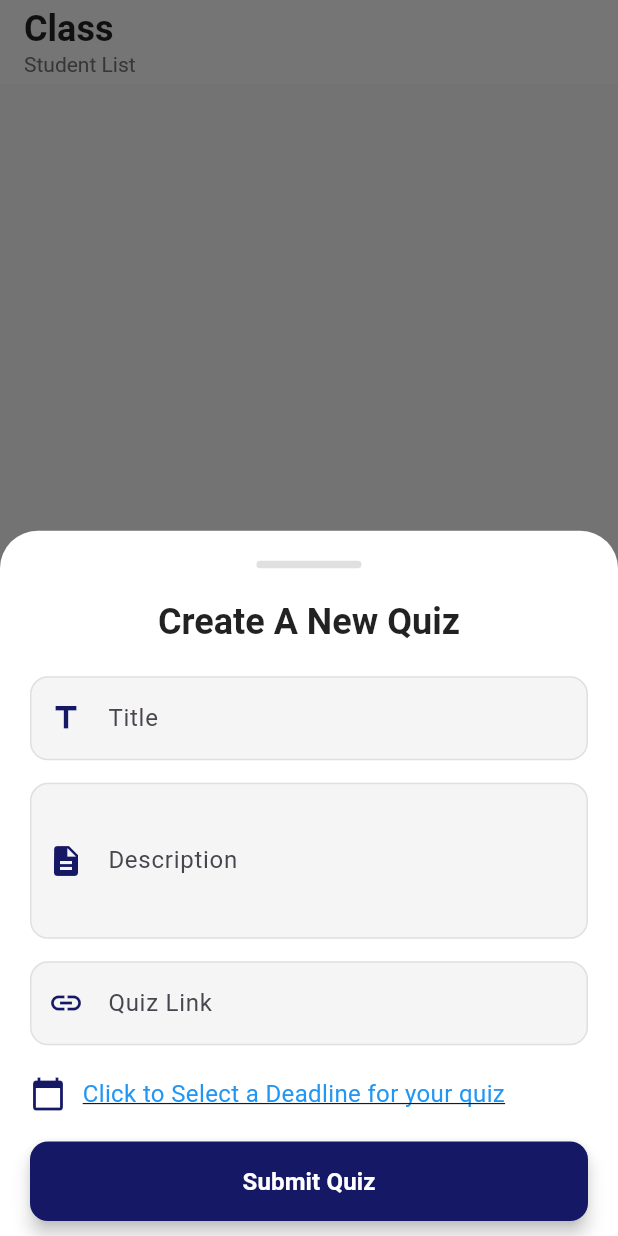
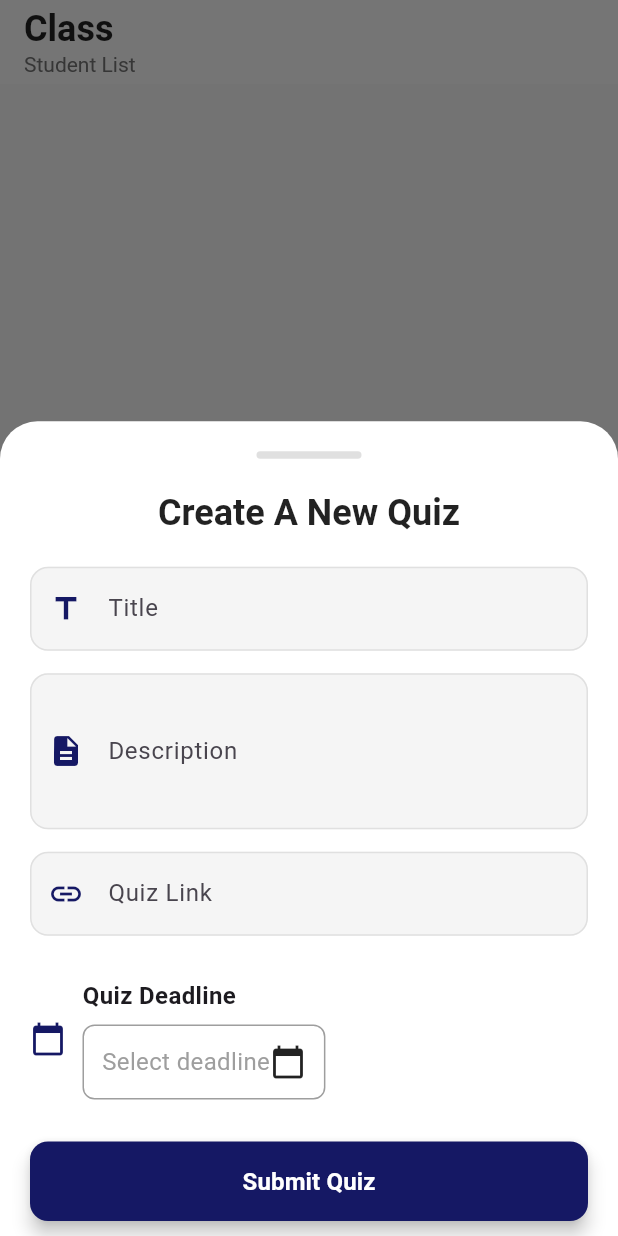
Before and after one commit to Akwasititus/tepa-sda-jhs, a Flutter app: the StudentsListPage screen opened directly with empty values, after a tap on the "add" icon, on a phone screen of 412 x 824 dp. Run offline on Flutter 3.47's test engine with Material 3 defaults, Android fonts, the light colour scheme and no system bars; our stand-ins replace cloud_firestore, firebase_core, firebase_storage, image_picker, speech_to_text; missing offline and left inert: firebase_cloud_firestore; accounts and stored records are empty.

Commit message:
fix: refactored create quizes

```diff
--- a/lib/Auth/head_teacher_login.dart
+++ b/lib/Auth/head_teacher_login.dart
@@ -1,12 +1,9 @@
 import 'package:firebase_cloud_firestore/firebase_cloud_firestore.dart';
 import 'package:flutter/material.dart';
-import 'package:sda/Auth/register.dart';
 import 'package:sda/widget/custom_button.dart';
 import 'package:sda/widget/custom_textfield.dart';
 
-import '../widget/custom_dropdown.dart';
 import '../landing-page/head_teacher/head_teacher.dart';
-import '../landing-page/teachers/teachers.dart';
 
 class HeadTeachersLoginScreen extends StatefulWidget {
   const HeadTeachersLoginScreen({super.key});
--- a/lib/Auth/login.dart
+++ b/lib/Auth/login.dart
@@ -5,7 +5,7 @@ import 'package:sda/Auth/teachers_login.dart';
 import 'package:sda/widget/custom_button.dart';
 import 'package:sda/widget/custom_textfield.dart';
 
-import '../landing-page/landing_page.dart';
+import '../landing-page/parents/landing_page.dart';
 import 'forget_index.dart';
 import 'head_teacher_login.dart';
 
--- a/lib/Auth/register.dart
+++ b/lib/Auth/register.dart
@@ -184,10 +184,10 @@ class _RegisterScreenState extends State<RegisterScreen> {
 
   String? validateIndexOrStaffID(String? value) {
     if (value == null || value.isEmpty) {
-      return 'Index Number is required';
+      return 'Student ID is required';
     }
     if (value.length < 5) {
-      return 'Index Number should be at least 5 characters';
+      return 'Student ID should be at least 5 characters';
     }
     if (!value.contains("TSDA")) {
       return 'Invalid Student Number; must be uppercase.';
@@ -304,7 +304,7 @@ class _RegisterScreenState extends State<RegisterScreen> {
 
                       // Student Index Number
                       CustomTextField(
-                        hintText: 'Student Index Number',
+                        hintText: 'Student ID',
                         controller: indexNumberController,
                         keyboardType: TextInputType.text,
                         prefixIcon: Icons.numbers,
--- a/lib/Auth/teachers_login.dart
+++ b/lib/Auth/teachers_login.dart
@@ -129,7 +129,7 @@ class _TeachersLoginScreenState extends State<TeachersLoginScreen> {
 
                       // Text field for index number
                       CustomTextField(
-                        hintText: 'Staff Number',
+                        hintText: 'Staff ID',
                         controller: indexNumberController,
                         keyboardType: TextInputType.text,
                         prefixIcon: Icons.person,
--- a/lib/landing-page/anouncement/Quiz.dart
+++ b/lib/landing-page/anouncement/Quiz.dart
@@ -17,18 +17,17 @@ class _QuizPageState extends State<QuizPage> {
   Parent? currentUser;
   bool _isLoading = true;
 
+  @override
+  void initState() {
+    super.initState();
+    fetchCurrentUser();
+  }
   // Function to launch URL (Google Form)
   Future<void> _launchQuizForm(String quizLink) async {
     final Uri url = Uri.parse(quizLink);
     if (!await launchUrl(url)) {
       throw Exception('Could not launch $url');
     }
-  }
-
-  @override
-  void initState() {
-    super.initState();
-    fetchCurrentUser();
   }
 
   Future<void> fetchCurrentUser() async {
@@ -85,7 +84,7 @@ class _QuizPageState extends State<QuizPage> {
         stream: FirebaseFirestore.instance
             .collection('quizzes')
             .where('level', isEqualTo: currentUser!.level)
-        .orderBy('updatedAt', descending: true)
+        .orderBy('deadline', descending: true)
             .snapshots(),
         builder: (context, snapshot) {
           if (snapshot.connectionState == ConnectionState.waiting) {
--- a/lib/landing-page/anouncement/QuizCard.dart
+++ b/lib/landing-page/anouncement/QuizCard.dart
@@ -8,13 +8,13 @@ class QuizCard extends StatelessWidget {
   final Future<void> Function(String) onLaunchQuiz;
 
   const QuizCard({
-    Key? key,
+    super.key,
     required this.title,
     required this.description,
     required this.deadline,
     required this.quizLink,
     required this.onLaunchQuiz,
-  }) : super(key: key);
+  });
 
   @override
   Widget build(BuildContext context) {
--- a/lib/landing-page/parents.dart
+++ b/lib/landing-page/parents/parents.dart
@@ -1,7 +1,7 @@
 import 'package:flutter/material.dart';
 import 'package:cloud_firestore/cloud_firestore.dart';
-import 'package:sda/landing-page/student_details.dart';
-import '../models/auth_model.dart';
+import 'package:sda/landing-page/parents/student_details.dart';
+import '../../models/auth_model.dart';
 
 
 class ParentHomePage extends StatefulWidget {
--- a/lib/landing-page/teachers/date.dart
+++ b/lib/landing-page/teachers/date.dart
@@ -1,52 +1,166 @@
+// import 'package:flutter/material.dart';
+//
+// class DeadlineSelector extends StatefulWidget {
+//   const DeadlineSelector({super.key});
+//
+//   @override
+//   _DeadlineSelectorState createState() => _DeadlineSelectorState();
+// }
+//
+// class _DeadlineSelectorState extends State<DeadlineSelector> {
+//   DateTime? deadline;
+//
+//   // Function to format the selected deadline
+//   String _formatDeadline(DateTime deadline) {
+//     return '${deadline.day}/${deadline.month}/${deadline.year}/${deadline.minute}';
+//
+//   }
+//
+//   // Function to select a deadline
+//   Future<void> _selectDeadline(BuildContext context) async {
+//     final DateTime? pickedDate = await showDatePicker(
+//       context: context,
+//       initialDate: deadline ?? DateTime.now(),
+//       firstDate: DateTime(2000),
+//       lastDate: DateTime(2100),
+//     );
+//
+//     if (pickedDate != null) {
+//       // Update _deadline and rebuild the UI
+//       setState(() {
+//         deadline = pickedDate;
+//       });
+//     }
+//   }
+//
+//   @override
+//   Widget build(BuildContext context) {
+//     return Expanded(
+//       child: GestureDetector(
+//         onTap: () => _selectDeadline(context),
+//         child: Text(
+//           deadline != null
+//               ? 'Deadline: ${_formatDeadline(deadline!)}'
+//               : 'Click to Select a Deadline for your quiz',
+//           style: const TextStyle(
+//             color: Colors.blue,
+//             decoration: TextDecoration.underline,
+//             fontSize: 16,
+//           ),
+//         ),
+//       ),
+//     );
+//   }
+// }
+
+
 import 'package:flutter/material.dart';
 
 class DeadlineSelector extends StatefulWidget {
-  const DeadlineSelector({super.key});
+  final void Function(DateTime) onDeadlineSelected;
+  final DateTime? initialDeadline;
+
+  const DeadlineSelector({
+    super.key,
+    required this.onDeadlineSelected,
+    this.initialDeadline,
+  });
 
   @override
   _DeadlineSelectorState createState() => _DeadlineSelectorState();
 }
 
 class _DeadlineSelectorState extends State<DeadlineSelector> {
-  DateTime? _deadline;
+  DateTime? deadline;
+
+  @override
+  void initState() {
+    super.initState();
+    deadline = widget.initialDeadline;
+  }
 
   // Function to format the selected deadline
   String _formatDeadline(DateTime deadline) {
-    return '${deadline.day}/${deadline.month}/${deadline.year}';
+    return '${deadline.day}/${deadline.month}/${deadline.year} ${deadline.hour}:${deadline.minute.toString().padLeft(2, '0')}';
   }
 
   // Function to select a deadline
   Future<void> _selectDeadline(BuildContext context) async {
     final DateTime? pickedDate = await showDatePicker(
       context: context,
-      initialDate: _deadline ?? DateTime.now(),
-      firstDate: DateTime(2000),
+      initialDate: deadline ?? DateTime.now(),
+      firstDate: DateTime.now(),  // Prevent selecting past dates
       lastDate: DateTime(2100),
     );
 
     if (pickedDate != null) {
-      // Update _deadline and rebuild the UI
-      setState(() {
-        _deadline = pickedDate;
-      });
+      // After selecting date, show time picker
+      final TimeOfDay? pickedTime = await showTimePicker(
+        context: context,
+        initialTime: TimeOfDay.now(),
+      );
+
+      if (pickedTime != null) {
+        // Combine date and time
+        final DateTime combinedDateTime = DateTime(
+          pickedDate.year,
+          pickedDate.month,
+          pickedDate.day,
+          pickedTime.hour,
+          pickedTime.minute,
+        );
+
+        setState(() {
+          deadline = combinedDateTime;
+        });
+
+        // Notify parent widget of the selected deadline
+        widget.onDeadlineSelected(combinedDateTime);
+      }
     }
   }
 
   @override
   Widget build(BuildContext context) {
-    return Expanded(
-      child: GestureDetector(
-        onTap: () => _selectDeadline(context),
-        child: Text(
-          _deadline != null
-              ? 'Deadline: ${_formatDeadline(_deadline!)}'
-              : 'Click to Select a Deadline for your quiz',
-          style: const TextStyle(
-            color: Colors.blue,
-            decoration: TextDecoration.underline,
-            fontSize: 16,
+    return Container(
+      padding: const EdgeInsets.symmetric(vertical: 8),
+      child: Column(
+        crossAxisAlignment: CrossAxisAlignment.start,
+        children: [
+          const Text(
+            'Quiz Deadline',
+            style: TextStyle(
+              fontWeight: FontWeight.bold,
+              fontSize: 16,
+            ),
           ),
-        ),
+          const SizedBox(height: 8),
+          InkWell(
+            onTap: () => _selectDeadline(context),
+            child: Container(
+              padding: const EdgeInsets.all(12),
+              decoration: BoxDecoration(
+                border: Border.all(color: Colors.grey),
+                borderRadius: BorderRadius.circular(8),
+              ),
+              child: Row(
+                mainAxisAlignment: MainAxisAlignment.spaceBetween,
+                children: [
+                  Text(
+                    deadline != null
+                        ? _formatDeadline(deadline!)
+                        : 'Select deadline',
+                    style: TextStyle(
+                      color: deadline != null ? Colors.black : Colors.grey,
+                      fontSize: 16,
+                    ),
+                  ),
+                  const Icon(Icons.calendar_today),
+                ],
+              ),
+            ),
+          ),
+        ],
       ),
     );
   }
--- a/lib/landing-page/teachers/teachers.dart
+++ b/lib/landing-page/teachers/teachers.dart
@@ -30,7 +30,7 @@ class _StudentsListPageState extends State<StudentsListPage> {
   final TextEditingController _titleController = TextEditingController();
   final TextEditingController _descriptionController = TextEditingController();
   final TextEditingController _quizLinkController = TextEditingController();
-  DateTime? _deadline;
+  DateTime? deadline;
 
   void _submitForm() async {
     final String title = _titleController.text.trim();
@@ -47,7 +47,7 @@ class _StudentsListPageState extends State<StudentsListPage> {
         'title': title,
         'level': widget.selectedClass,
         'description': description,
-        'deadline': _deadline,
+        'deadline': deadline,
         'quizLink': quizLink,
         // 'updatedAt':  FieldValue.serverTimestamp()
       });
@@ -79,7 +79,7 @@ class _StudentsListPageState extends State<StudentsListPage> {
     _descriptionController.clear();
     _quizLinkController.clear();
     setState(() {
-      _deadline = null;
+      deadline = null;
     });
   }
 
@@ -163,12 +163,19 @@ class _StudentsListPageState extends State<StudentsListPage> {
                   const SizedBox(height: 20.1),
 
                   // Deadline selection row
-                  const Row(
+                   Row(
                     children: [
-                      Icon(Icons.calendar_today,
+                      const Icon(Icons.calendar_today,
                           color: Color(0xFF151864)),
                       SizedBox(width: 11),
-                      DeadlineSelector(),
+                      // DeadlineSelector(onDateTimeSelected: (DateTime ) {  },),
+                      DeadlineSelector(
+                        onDeadlineSelected: (DateTime selectedDeadline) {
+                          setState(() {
+                            deadline = selectedDeadline;
+                          });
+                        },
+                      ),
 
                     ],
                   ),
--- a/lib/landing-page/teachers/teachers_landing_page.dart
+++ b/lib/landing-page/teachers/teachers_landing_page.dart
@@ -27,6 +27,7 @@ class _TeachersLandingPageState extends State<TeachersLandingPage> {
 
     screens = [
       StudentsListPage(selectedClass: widget.selectedClass),
+      // QuizPage(indexNumber: widget.selectedClass),
       TeacherProfilePage(staffID: widget.staffID),
     ];
   }
```
Also changed, not shown: lib/landing-page/anouncement/GenAnnouncement.dart (+16 -17 lines), lib/landing-page/anouncement/anouncement.dart (+11 -10 lines), lib/landing-page/anouncement/anouncement_details.dart (added, +321 -0 lines), lib/landing-page/parents/landing_page.dart (renamed from lib/landing-page/landing_page.dart, +4 -3 lines), lib/landing-page/parents/profile_page.dart (renamed from lib/landing-page/profile_page.dart, +19 -14 lines), lib/landing-page/teachers/create_quiz_page.dart (added, +95 -0 lines), assets/anoucement.jpeg (added), lib/landing-page/parents/student_details.dart (renamed from lib/landing-page/student_details.dart).
